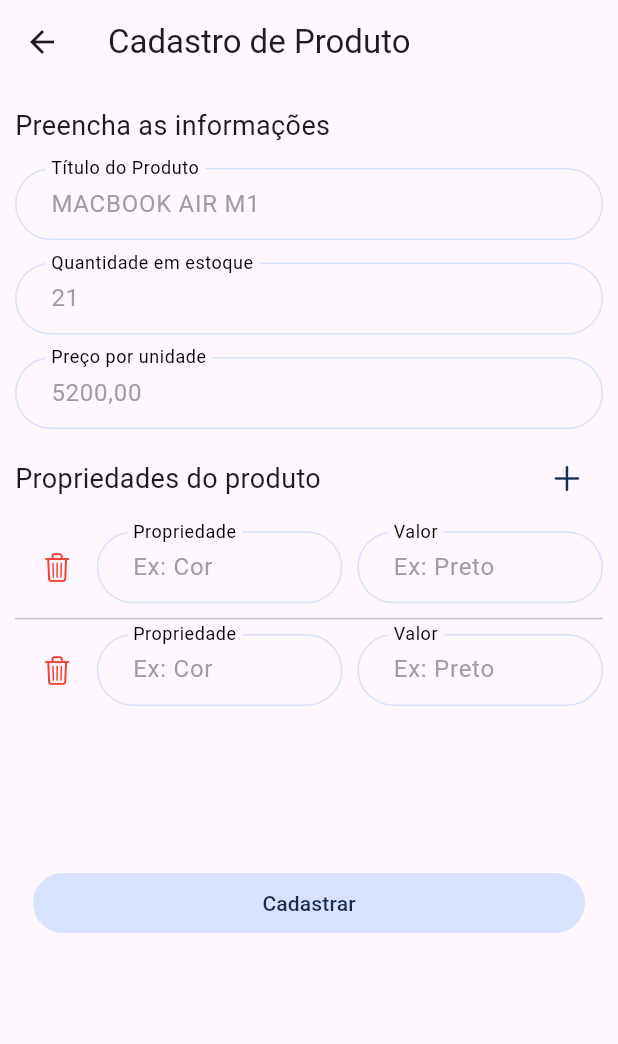
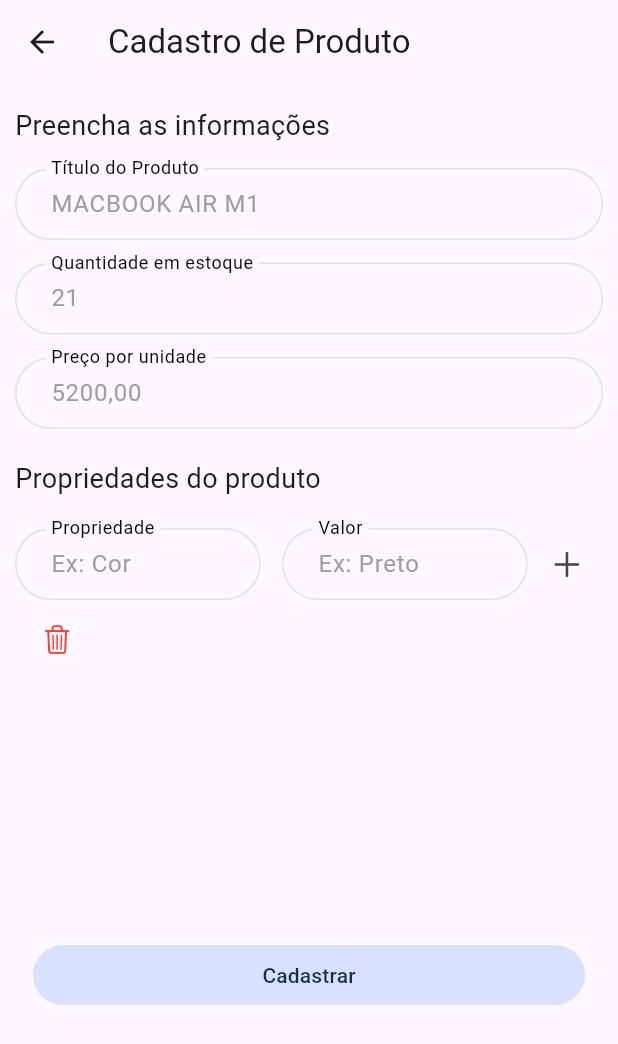
Before and after one commit to devcsuzarte/myCommerce_Flutter, a Flutter app: the AddItemScreen screen opened directly, after a tap on an icon or button, on a phone screen of 412 x 824 dp. Shown: the top 1044 px of the screen. Run offline on Flutter 3.47's test engine with Material 3 defaults, Android fonts, the phone set to English and light mode, and no system bars; our stand-ins replace cloud_firestore, firebase_auth, firebase_core; accounts and stored records are empty.

Commit message:
Change details list to have only 2 textfields

```diff
--- a/lib/controller/commerce_data.dart
+++ b/lib/controller/commerce_data.dart
@@ -8,7 +8,7 @@ class ItemData extends ChangeNotifier {
 
   List<Item> itemsList = [];
   List<Item> finishSaleList = [];
-  List<Detail> detailList = [Detail('Propriedade', 'Descrição', TextEditingController(), TextEditingController())];
+  List<Detail> detailList = [];
 
   String searchText = '';
   bool saleIsEnable = false;
@@ -179,6 +179,7 @@ class ItemData extends ChangeNotifier {
   void cleanFinishSaleList() {
     finishSaleList = [];
     cleanCheckedItems();
+    notifyListeners();
   }
 
   void cleanCheckedItems(){
@@ -219,17 +220,27 @@ class ItemData extends ChangeNotifier {
     List<String> details = [];
 
     for (var detail in detailList) {
-      details.add('${detail.propertyTextController.text}: ${detail.descriptionTextController.text}'.toUpperCase());
+      details.add('${detail.property}: ${detail.description}'.toUpperCase());
     }
     return details;
   }
 
-  void addDetail() {
+  // void addDetail() {
+  //   detailList.add(
+  //       Detail(
+  //           'Propriedade', 'Descrição',
+  //           TextEditingController(),
+  //           TextEditingController()
+  //       ),
+  //   );
+  //   notifyListeners();
+  // }
+
+  void addDetail(String propertyText, descriptionText) {
     detailList.add(
         Detail(
-            'Propriedade', 'Descrição',
-            TextEditingController(),
-            TextEditingController()
+          propertyText,
+          descriptionText,
         ),
     );
     notifyListeners();
--- a/lib/models/detail_model.dart
+++ b/lib/models/detail_model.dart
@@ -3,13 +3,10 @@ import 'package:flutter/cupertino.dart';
 class Detail {
   String property;
   String description;
-  TextEditingController propertyTextController;
-  TextEditingController descriptionTextController;
+
 
   Detail(
       this.property,
       this.description,
-      this.propertyTextController,
-      this.descriptionTextController
       );
 }
--- a/lib/screens/add_item_screen/add_item_screen.dart
+++ b/lib/screens/add_item_screen/add_item_screen.dart
@@ -4,6 +4,7 @@ import 'package:mycommerce/constants.dart';
 import 'package:mycommerce/controller/commerce_data.dart';
 import 'package:mycommerce/models/detail_model.dart';
 import 'package:mycommerce/models/item_model.dart';
+import 'package:mycommerce/widgets/add_item_widgets/add_detail.dart';
 import 'package:mycommerce/widgets/detail_list/detailList.dart';
 import 'package:mycommerce/widgets/navigation_bar/appbar_cupertino.dart';
 import 'package:cloud_firestore/cloud_firestore.dart';
@@ -127,17 +128,9 @@ class _AddItemScreenState extends State<AddItemScreen> {
                                 ),
                               ),
                             ),
-                            Spacer(),
-                            IconButton(
-                                icon: Icon(
-                                  CupertinoIcons.add,
-                                  color: kSecondaryColor,
-                                ),
-                                onPressed: () {
-                                  Provider.of<ItemData>(context, listen: false).addDetail();
-                                }),
                           ],
                         ),
+                        AddDetail(),
                         SizedBox(
                           height: MediaQuery.of(context).size.height * 0.25,
                           child: Detaillist(),
--- /dev/null
+++ b/lib/widgets/add_item_widgets/add_detail.dart
@@ -0,0 +1,54 @@
+import 'package:flutter/cupertino.dart';
+import 'package:flutter/material.dart';
+import 'package:provider/provider.dart';
+import '../../constants.dart';
+import '../../controller/commerce_data.dart';
+
+class AddDetail extends StatelessWidget {
+  const AddDetail({super.key});
+
+  @override
+  Widget build(BuildContext context) {
+    TextEditingController propertyTextController = TextEditingController();
+    TextEditingController descriptionTextController = TextEditingController();
+    return Row(
+      mainAxisAlignment: MainAxisAlignment.spaceBetween,
+      crossAxisAlignment: CrossAxisAlignment.center,
+      children: [
+        Flexible(
+          flex: 3,
+          child: TextFormField(
+            textInputAction: TextInputAction.next,
+            controller: propertyTextController,
+            decoration: kInputDecoration.copyWith(
+                labelText: 'Propriedade',
+                hintText: 'Ex: Cor'
+            ),
+          ),
+        ),
+        SizedBox(
+          width: 10,
+        ),
+        Flexible(
+          flex: 3,
+          child: TextFormField(
+            textInputAction: TextInputAction.next,
+            controller: descriptionTextController,
+            decoration: kInputDecoration.copyWith(
+                labelText: 'Valor',
+                hintText: 'Ex: Preto'
+            ),
+          ),
+        ),
+        Flexible(
+            child: IconButton(
+                onPressed: () {
+                  Provider.of<ItemData>(context, listen: false).addDetail(propertyTextController.text, descriptionTextController.text);
+                },
+                icon: Icon(CupertinoIcons.plus),
+            )
+        ),
+      ],
+    );
+  }
+}
--- a/lib/widgets/detail_list/detailList.dart
+++ b/lib/widgets/detail_list/detailList.dart
@@ -31,28 +31,14 @@ class Detaillist extends StatelessWidget {
                     ),
                     Flexible(
                       flex: 3,
-                      child: TextFormField(
-                        textInputAction: TextInputAction.next,
-                        controller: detail.propertyTextController,
-                        decoration: kInputDecoration.copyWith(
-                          labelText: 'Propriedade',
-                          hintText: 'Ex: Cor'
-                        ),
-                      ),
+                      child: Text(detail.property),
                     ),
                     SizedBox(
                       width: 10,
                     ),
                     Flexible(
                       flex: 3,
-                      child: TextFormField(
-                        textInputAction: TextInputAction.next,
-                        controller: detail.descriptionTextController,
-                        decoration: kInputDecoration.copyWith(
-                            labelText: 'Valor',
-                            hintText: 'Ex: Preto'
-                        ),
-                      ),
+                      child: Text(detail.description),
                     ),
                   ],
                 );
```
